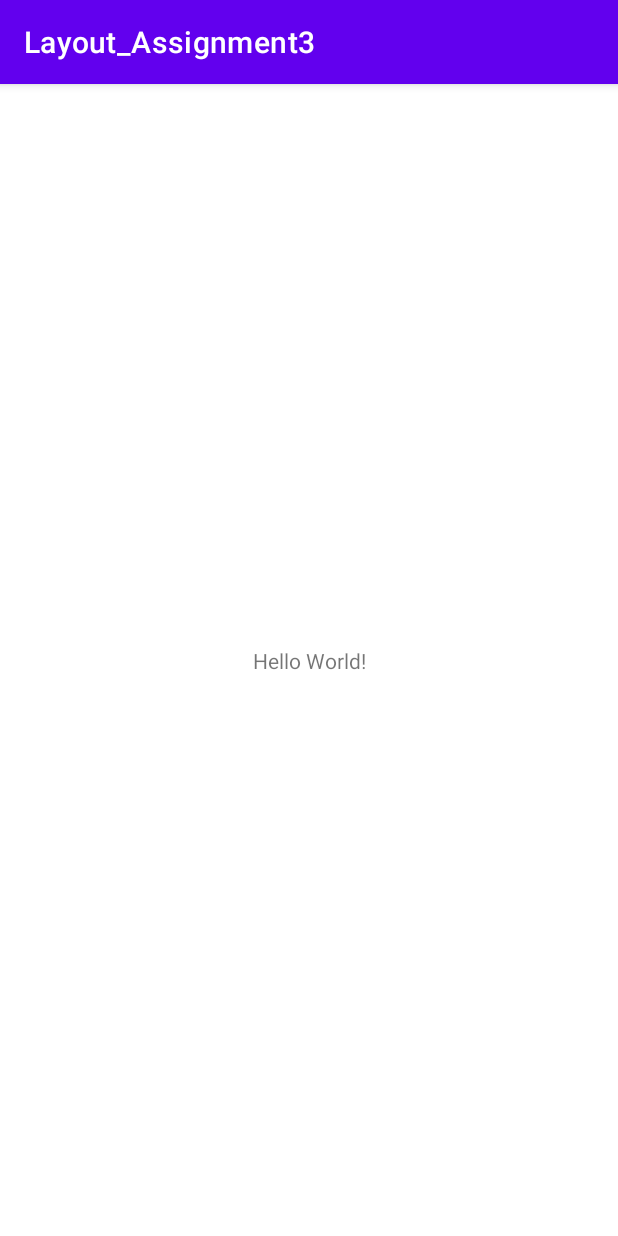
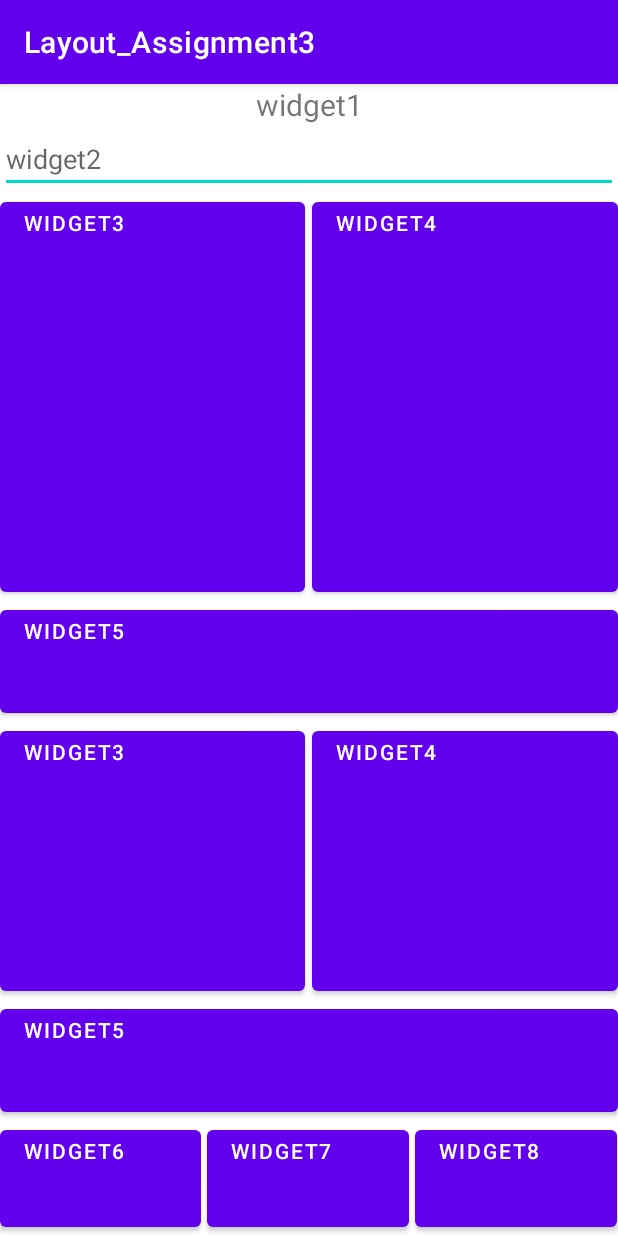
Before and after one commit to swgvenghy/MobileComputing, an Android app: the screen it shows after launch (MainActivity), on a phone screen of 412 x 824 dp. Run offline under Robolectric (Android 15) with nearby library versions, the phone set to English and light mode, and no system bars.

Commit message:
Feat Layout_Assignment3 xml layout

```diff
--- a/Layout_Assignment3/app/build.gradle
+++ b/Layout_Assignment3/app/build.gradle
@@ -5,12 +5,12 @@ plugins {
 
 android {
     namespace 'com.example.layout_assignment3'
-    compileSdk 33
+    compileSdk 34
 
     defaultConfig {
         applicationId "com.example.layout_assignment3"
         minSdk 19
-        targetSdk 33
+        targetSdk 34
         versionCode 1
         versionName "1.0"
 
--- a/Layout_Assignment3/app/src/main/res/layout/activity_main.xml
+++ b/Layout_Assignment3/app/src/main/res/layout/activity_main.xml
@@ -1,18 +1,87 @@
 <?xml version="1.0" encoding="utf-8"?>
-<androidx.constraintlayout.widget.ConstraintLayout
+<LinearLayout
     xmlns:android="http://schemas.android.com/apk/res/android"
-    xmlns:tools="http://schemas.android.com/tools"
-    xmlns:app="http://schemas.android.com/apk/res-auto"
+    android:layout_height="match_parent"
     android:layout_width="match_parent"
-    android:layout_height="match_parent"
-    tools:context=".MainActivity">
+    android:orientation="vertical">
     <TextView
-        android:layout_width="wrap_content"
+        android:layout_width="match_parent" android:layout_height="wrap_content"
+        android:text="@string/widget1"
+        android:textSize="20sp"
+        android:gravity="center"/>
+    <EditText
+        android:layout_width="match_parent" android:layout_height="wrap_content"
+        android:hint="widget2"/>
+    <LinearLayout
+        android:layout_weight="2.5"
+        android:layout_width="match_parent"
         android:layout_height="wrap_content"
-        android:text="Hello World!"
-        app:layout_constraintBottom_toBottomOf="parent"
-        app:layout_constraintStart_toStartOf="parent"
-        app:layout_constraintEnd_toEndOf="parent"
-        app:layout_constraintTop_toTopOf="parent"/>
-
-</androidx.constraintlayout.widget.ConstraintLayout>
+        android:orientation="horizontal">
+        <Button
+            android:layout_width="wrap_content" android:layout_height="match_parent"
+            android:gravity="start"
+            android:layout_weight="2"
+            android:text="widget3"/>
+        <View android:layout_width="0dp" android:layout_height="0dp"
+              android:layout_weight="0.1"/>
+        <Button
+            android:layout_width="wrap_content" android:layout_height="match_parent"
+            android:text="widget4"
+            android:layout_weight="2"
+            android:gravity="start"
+            />
+    </LinearLayout>
+    <Button
+        android:layout_width="match_parent" android:layout_height="wrap_content"
+        android:text="widget5"
+        android:gravity="start"
+        android:layout_weight="0.3"/>
+    <LinearLayout
+        android:layout_weight="1.7"
+        android:layout_width="match_parent"
+        android:layout_height="wrap_content"
+        android:orientation="horizontal">
+        <Button
+            android:layout_width="wrap_content" android:layout_height="match_parent"
+            android:layout_weight="2"
+            android:gravity="start"
+            android:text="widget3"/>
+        <View android:layout_width="0dp" android:layout_height="0dp"
+              android:layout_weight="0.1"/>
+        <Button
+            android:layout_width="wrap_content" android:layout_height="match_parent"
+            android:text="widget4"
+            android:gravity="start"
+            android:layout_weight="2"/>
+    </LinearLayout>
+    <Button
+        android:layout_width="match_parent" android:layout_height="wrap_content"
+        android:text="widget5"
+        android:gravity="start"
+        android:layout_weight="0.3"/>
+    <LinearLayout
+        android:layout_weight="0.7"
+        android:layout_width="match_parent"
+        android:layout_height="wrap_content"
+        android:orientation="horizontal">
+        <Button
+            android:layout_width="wrap_content" android:layout_height="match_parent"
+            android:layout_weight="0.8"
+            android:gravity="start"
+            android:text="widget6"/>
+        <View android:layout_width="0dp" android:layout_height="0dp"
+              android:layout_weight="0.1"/>
+        <Button
+            android:layout_width="wrap_content" android:layout_height="match_parent"
+            android:text="widget7"
+            android:gravity="start"
+            android:layout_weight="0.8"/>
+        <View android:layout_width="0dp" android:layout_height="0dp"
+              android:layout_weight="0.1"/>
+        <Button
+            android:layout_width="wrap_content" android:layout_height="match_parent"
+            android:text="widget8"
+            android:gravity="start"
+            android:layout_weight="0.8"/>
+    </LinearLayout>
+</LinearLayout>
--- a/Layout_Assignment3/app/src/main/res/values/strings.xml
+++ b/Layout_Assignment3/app/src/main/res/values/strings.xml
@@ -1,3 +1,4 @@
 <resources>
     <string name="app_name">Layout_Assignment3</string>
+    <string name="widget1">widget1</string>
 </resources>
```
